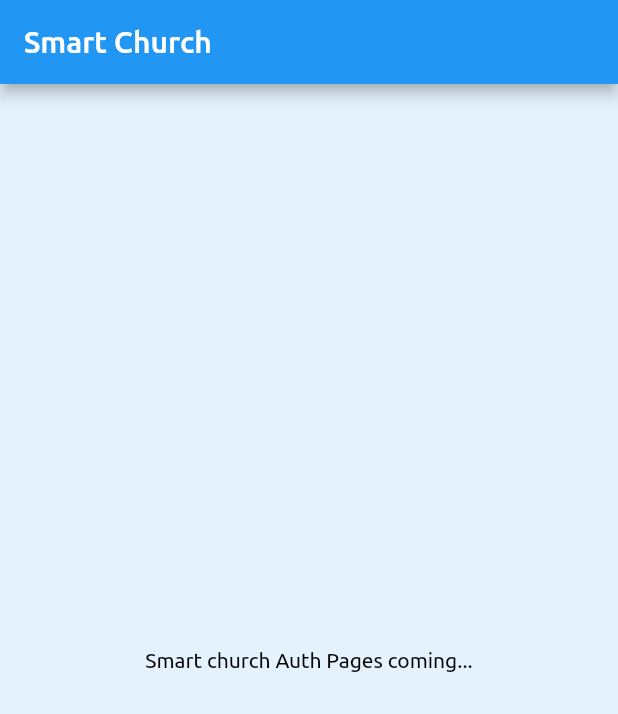
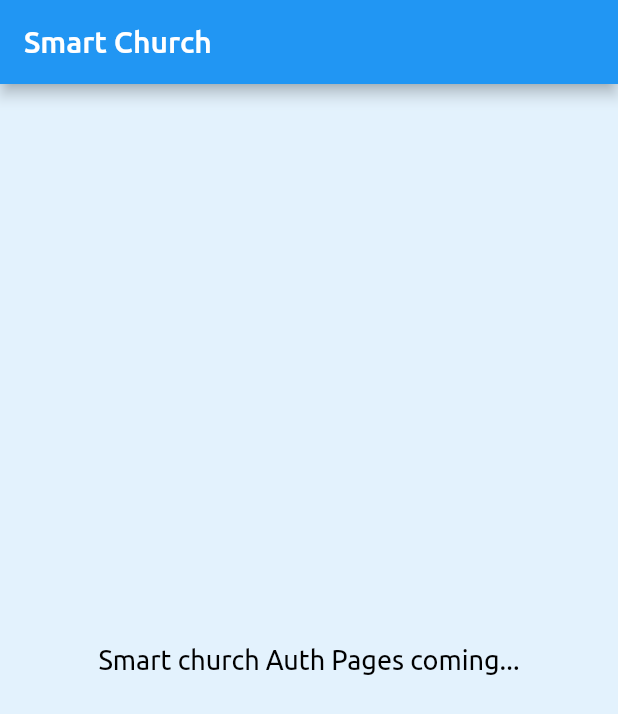
Before and after one commit to DeleMike/smart-church, a Flutter app: the screen it shows after launch, on a phone screen of 412 x 824 dp. Shown: the top 714 px of the screen. Run offline on Flutter 3.47's test engine with Material 2 defaults, Android fonts, the phone set to English and light mode, and no system bars.

Commit message:
add center text design

```diff
--- a/lib/screens/auth_screen.dart
+++ b/lib/screens/auth_screen.dart
@@ -8,7 +8,7 @@ class AuthScreen extends StatelessWidget {
         title: Text('Smart Church'),
       ),
       body: Center(
-        child: Text('Smart church Auth Pages coming...')
+        child: Text('Smart church Auth Pages coming...', style: Theme.of(context).textTheme.headline1,)
       ),
     );
   }
```
